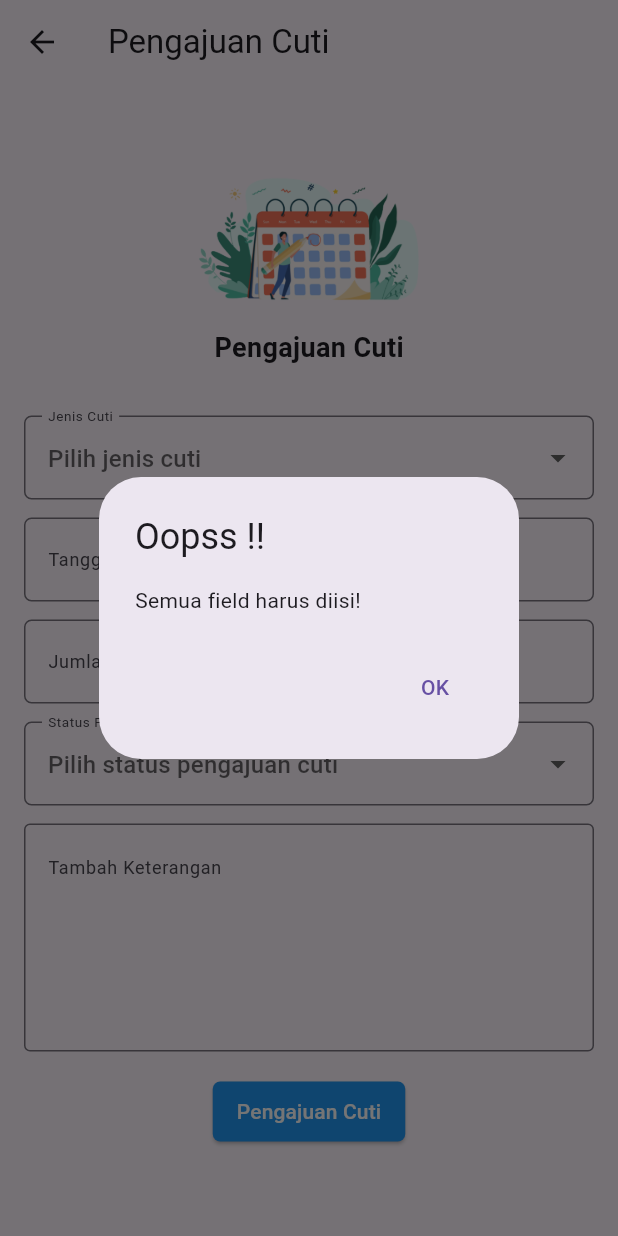
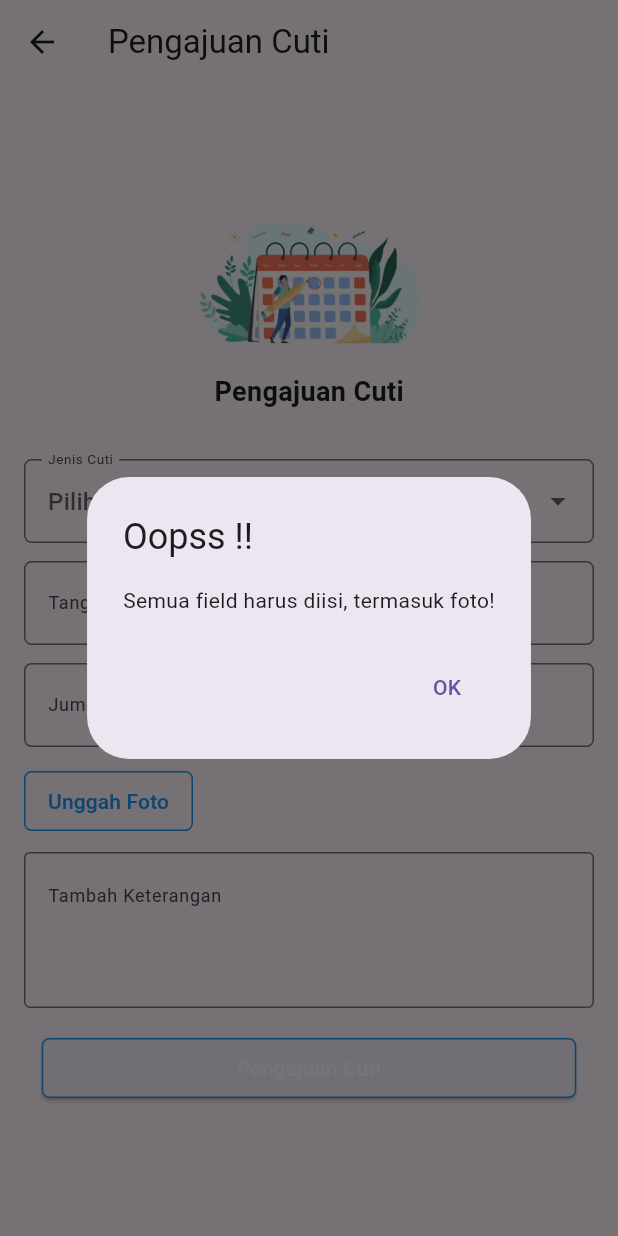
Before and after one commit to cepot-blip/absensi-karyawan-app, a Flutter app: the PengajuanCuti screen opened directly, after a tap on "Pengajuan Cuti", on a phone screen of 412 x 824 dp. Run offline on Flutter 3.47's test engine with Material 3 defaults, Android fonts, the phone set to English and light mode, and no system bars; our stand-ins replace image_picker, table_calendar.

Commit message:
update pengajuan cuti

```diff
--- a/lib/api/user_api.dart
+++ b/lib/api/user_api.dart
@@ -3,7 +3,8 @@ import 'package:flutter/foundation.dart';
 import 'package:http/http.dart' as http;
 
 class RegisterApi {
-  final String baseUrl = 'https://401e-103-157-79-110.ngrok-free.app/api/users';
+  final String baseUrl =
+      'https://6a93-114-124-212-162.ngrok-free.app/api/users';
 
   Future<bool> registerUser(
     String email,
@@ -48,7 +49,8 @@ class RegisterApi {
 }
 
 class LoginApi {
-  final String baseUrl = 'https://401e-103-157-79-110.ngrok-free.app/api/users';
+  final String baseUrl =
+      'https://6a93-114-124-212-162.ngrok-free.app/api/users';
 
   Future<bool> loginUser(String email, String password) async {
     try {
--- a/lib/provider/absen_models.dart
+++ b/lib/provider/absen_models.dart
@@ -3,10 +3,16 @@ import 'package:flutter/foundation.dart';
 class AbsenModel extends ChangeNotifier {
   String? selectedAction;
   String? currentTime;
+  String? jamPulang;
 
   void updateData(String action, String time, String note) {
     selectedAction = action;
     currentTime = time;
+    notifyListeners();
+  }
+
+  void updateJamPulang(String time) {
+    jamPulang = time;
     notifyListeners();
   }
 
--- a/lib/screens/account_screen.dart
+++ b/lib/screens/account_screen.dart
@@ -47,7 +47,7 @@ class _AccountScreenState extends State<Account> {
                             backgroundImage:
                                 FileImage(File(userData.profilePicturePath)),
                           )
-                        : CircleAvatar(
+                        : const CircleAvatar(
                             radius: 60,
                             backgroundImage:
                                 AssetImage('assets/images/defaultpp.jpeg'),
@@ -228,6 +228,7 @@ class _AccountScreenState extends State<Account> {
               ElevatedButton.icon(
                 onPressed: () async {
                   await _pickImage(ImageSource.gallery, context);
+                  // ignore: use_build_context_synchronously
                   Navigator.pop(context);
                 },
                 icon: const Icon(Icons.photo_library),
@@ -237,6 +238,7 @@ class _AccountScreenState extends State<Account> {
               ElevatedButton.icon(
                 onPressed: () async {
                   await _pickImage(ImageSource.camera, context);
+                  // ignore: use_build_context_synchronously
                   Navigator.pop(context);
                 },
                 icon: const Icon(Icons.camera_alt),
--- a/lib/screens/pengajuan_cuti_screen.dart
+++ b/lib/screens/pengajuan_cuti_screen.dart
@@ -1,4 +1,6 @@
+import 'dart:io';
 import 'package:flutter/material.dart';
+import 'package:image_picker/image_picker.dart';
 
 class PengajuanCuti extends StatefulWidget {
   const PengajuanCuti({Key? key}) : super(key: key);
@@ -15,18 +17,7 @@ class _PengajuanCutiState extends State<PengajuanCuti> {
   final TextEditingController _keteranganController = TextEditingController();
 
   String? _selectedJenisCuti;
-  String? _selectedStatusPengajuan;
-  List<String> jenisCutiOptions = [
-    'Cuti Tahunan',
-    'Cuti Sakit',
-    'Cuti Hamil',
-  ];
-
-  List<String> statusPengajuanOptions = [
-    'Menunggu',
-    'Disetujui',
-    'Ditolak',
-  ];
+  File? _selectedFile;
 
   void _showSuccessDialog() {
     showDialog(
@@ -48,32 +39,21 @@ class _PengajuanCutiState extends State<PengajuanCuti> {
     );
   }
 
-  void _submitPengajuanCuti() {
-    if (_tanggalRequestController.text.isEmpty ||
-        _jumlahCutiController.text.isEmpty ||
-        _keteranganController.text.isEmpty ||
-        _selectedJenisCuti == null ||
-        _selectedStatusPengajuan == null) {
-      showDialog(
-        context: context,
-        builder: (context) {
-          return AlertDialog(
-            title: const Text('Oopss !!'),
-            content: const Text('Semua field harus diisi!'),
-            actions: [
-              TextButton(
-                onPressed: () {
-                  Navigator.of(context).pop();
-                },
-                child: const Text('OK'),
-              ),
-            ],
-          );
-        },
-      );
-    } else {
-      _showSuccessDialog();
+  Future<void> _pickImage() async {
+    final picker = ImagePicker();
+    final pickedFile = await picker.pickImage(source: ImageSource.gallery);
+
+    if (pickedFile != null) {
+      setState(() {
+        _selectedFile = File(pickedFile.path);
+      });
     }
+  }
+
+  void _removeImage() {
+    setState(() {
+      _selectedFile = null;
+    });
   }
 
   @override
@@ -112,7 +92,8 @@ class _PengajuanCutiState extends State<PengajuanCuti> {
                           _selectedJenisCuti = newValue;
                         });
                       },
-                      items: jenisCutiOptions.map((String value) {
+                      items: ['Cuti Tahunan', 'Cuti Sakit', 'Cuti Hamil']
+                          .map((String value) {
                         return DropdownMenuItem<String>(
                           value: value,
                           child: Text(value),
@@ -152,32 +133,44 @@ class _PengajuanCutiState extends State<PengajuanCuti> {
                       ),
                     ),
                     const SizedBox(height: 12.0),
-                    DropdownButtonFormField<String>(
-                      value: _selectedStatusPengajuan,
-                      onChanged: (String? newValue) {
-                        setState(() {
-                          _selectedStatusPengajuan = newValue;
-                        });
-                      },
-                      items: statusPengajuanOptions.map((String value) {
-                        return DropdownMenuItem<String>(
-                          value: value,
-                          child: Text(value),
-                        );
-                      }).toList(),
-                      decoration: InputDecoration(
-                        labelText: 'Status Pengajuan',
-                        hintText: 'Pilih status pengajuan cuti',
-                        border: OutlineInputBorder(
-                          borderRadius: BorderRadius.circular(5.0),
-                        ),
-                        labelStyle: const TextStyle(fontSize: 12.0),
+                    SizedBox(
+                      width: double.infinity,
+                      child: Row(
+                        children: [
+                          OutlinedButton(
+                            onPressed: _pickImage,
+                            style: OutlinedButton.styleFrom(
+                              padding:
+                                  const EdgeInsets.symmetric(horizontal: 16.0),
+                              shape: RoundedRectangleBorder(
+                                borderRadius: BorderRadius.circular(5.0),
+                              ),
+                              side: const BorderSide(color: Colors.blue),
+                            ),
+                            child: const Text(
+                              'Unggah Foto',
+                              style: TextStyle(
+                                color: Colors.blue,
+                              ),
+                            ),
+                          ),
+                          if (_selectedFile != null) ...[
+                            const SizedBox(width: 8.0),
+                            IconButton(
+                              icon: const Icon(Icons.delete_outline),
+                              onPressed: _removeImage,
+                              color: Colors.red,
+                            ),
+                          ],
+                        ],
                       ),
                     ),
-                    const SizedBox(height: 12.0),
+                    if (_selectedFile != null)
+                      Text('File: ${_selectedFile!.path}'),
+                    const SizedBox(height: 10.0),
                     TextField(
                       controller: _keteranganController,
-                      maxLines: 5,
+                      maxLines: 3,
                       decoration: const InputDecoration(
                         labelText: 'Tambah Keterangan',
                         labelStyle: TextStyle(fontSize: 12.0),
@@ -188,12 +181,12 @@ class _PengajuanCutiState extends State<PengajuanCuti> {
                     const SizedBox(height: 16.0),
                     ElevatedButton(
                       onPressed: _submitPengajuanCuti,
-                      style: ElevatedButton.styleFrom(
-                        padding: const EdgeInsets.symmetric(horizontal: 16.0),
+                      style: OutlinedButton.styleFrom(
+                        padding: const EdgeInsets.symmetric(horizontal: 130.0),
                         shape: RoundedRectangleBorder(
                           borderRadius: BorderRadius.circular(5.0),
                         ),
-                        backgroundColor: Colors.blue,
+                        side: const BorderSide(color: Colors.blue),
                       ),
                       child: const Text(
                         'Pengajuan Cuti',
@@ -211,4 +204,32 @@ class _PengajuanCutiState extends State<PengajuanCuti> {
       ),
     );
   }
+
+  void _submitPengajuanCuti() {
+    if (_tanggalRequestController.text.isEmpty ||
+        _jumlahCutiController.text.isEmpty ||
+        _keteranganController.text.isEmpty ||
+        _selectedJenisCuti == null ||
+        _selectedFile == null) {
+      showDialog(
+        context: context,
+        builder: (context) {
+          return AlertDialog(
+            title: const Text('Oopss !!'),
+            content: const Text('Semua field harus diisi, termasuk foto!'),
+            actions: [
+              TextButton(
+                onPressed: () {
+                  Navigator.of(context).pop();
+                },
+                child: const Text('OK'),
+              ),
+            ],
+          );
+        },
+      );
+    } else {
+      _showSuccessDialog();
+    }
+  }
 }
```
Also changed, not shown: lib/screens/absen_keluar_screen.dart (+13 -0 lines), lib/screens/report_screen.dart (+9 -7 lines).
